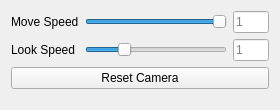
Before: the Qt Designer form include/pli_vis/ui/plugins/interactor_toolbox.ui in VRGroupRWTH/pli_view, drawn with Qt 5.
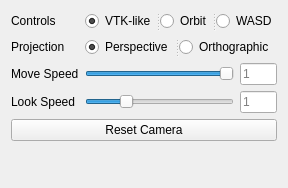
After: the same form once the commit is applied.

Commit message: Added mouse/keyboard control and projection options to interactor plugin.

```diff
--- a/include/pli_vis/ui/plugins/interactor_toolbox.ui
+++ b/include/pli_vis/ui/plugins/interactor_toolbox.ui
@@ -6,34 +6,149 @@
    <rect>
     <x>0</x>
     <y>0</y>
-    <width>280</width>
-    <height>110</height>
+    <width>253</width>
+    <height>188</height>
    </rect>
   </property>
   <property name="windowTitle">
    <string>Interactor Toolbox</string>
   </property>
-  <layout class="QGridLayout" name="grid_layout">
-   <item row="0" column="2">
-    <widget class="QLineEdit" name="line_edit_move_speed">
+  <layout class="QGridLayout" name="gridLayout">
+   <item row="0" column="0">
+    <widget class="QLabel" name="label_controls">
      <property name="sizePolicy">
       <sizepolicy hsizetype="Preferred" vsizetype="Preferred">
-       <horstretch>1</horstretch>
+       <horstretch>0</horstretch>
        <verstretch>0</verstretch>
       </sizepolicy>
      </property>
      <property name="text">
-      <string/>
+      <string>Controls</string>
      </property>
-     <property name="alignment">
-      <set>Qt::AlignLeading|Qt::AlignLeft|Qt::AlignVCenter</set>
+    </widget>
+   </item>
+   <item row="0" column="1" colspan="2">
+    <widget class="QSplitter" name="splitter_2">
+     <property name="orientation">
+      <enum>Qt::Horizontal</enum>
      </property>
-     <property name="placeholderText">
-      <string>1</string>
-     </property>
+     <widget class="QRadioButton" name="radio_button_vtklike">
+      <property name="text">
+       <string>VTK-like</string>
+      </property>
+      <property name="checked">
+       <bool>true</bool>
+      </property>
+     </widget>
+     <widget class="QRadioButton" name="radio_button_orbit">
+      <property name="text">
+       <string>Orbit</string>
+      </property>
+     </widget>
+     <widget class="QRadioButton" name="radio_button_wasd">
+      <property name="text">
+       <string>WASD</string>
+      </property>
+     </widget>
     </widget>
    </item>
    <item row="1" column="0">
+    <widget class="QLabel" name="label_projection">
+     <property name="sizePolicy">
+      <sizepolicy hsizetype="Preferred" vsizetype="Preferred">
+       <horstretch>0</horstretch>
+       <verstretch>0</verstretch>
+      </sizepolicy>
+     </property>
+     <property name="text">
+      <string>Projection</string>
+     </property>
+    </widget>
+   </item>
+   <item row="1" column="1" colspan="2">
+    <widget class="QSplitter" name="splitter">
+     <property name="orientation">
+      <enum>Qt::Horizontal</enum>
+     </property>
+     <widget class="QRadioButton" name="radio_button_perspective">
+      <property name="text">
+       <string>Perspective</string>
+      </property>
+      <property name="checked">
+       <bool>true</bool>
+      </property>
+     </widget>
+     <widget class="QRadioButton" name="radio_button_orthographic">
+      <property name="text">
+       <string>Orthographic</string>
+      </property>
+      <property name="checked">
+       <bool>false</bool>
+      </property>
+     </widget>
+    </widget>
+   </item>
+   <item row="2" column="0">
+    <widget class="QLabel" name="label_move_speed">
+     <property name="sizePolicy">
+      <sizepolicy hsizetype="Preferred" vsizetype="Preferred">
+       <horstretch>0</horstretch>
+       <verstretch>0</verstretch>
+      </sizepolicy>
+     </property>
+     <property name="text">
+      <string>Move Speed</string>
+     </property>
+    </widget>
+   </item>
+   <item row="2" column="1">
+    <widget class="QSlider" name="slider_move_speed">
+     <property name="sizePolicy">
+      <sizepolicy hsizetype="Preferred" vsizetype="Preferred">
+       <horstretch>4</horstretch>
+       <verstretch>0</verstretch>
+      </sizepolicy>
+     </property>
+     <property name="minimumSize">
+      <size>
+       <width>0</width>
+       <height>0</height>
+      </size>
+     </property>
+     <property name="maximum">
+      <number>10000</number>
+     </property>
+     <property name="value">
+      <number>10000</number>
+     </property>
+     <property name="sliderPosition">
+      <number>10000</number>
+     </property>
+     <property name="orientation">
+      <enum>Qt::Horizontal</enum>
+     </property>
+    </widget>
+   </item>
+   <item row="2" column="2">
+    <widget class="QLineEdit" name="line_edit_move_speed">
+     <property name="sizePolicy">
+      <sizepolicy hsizetype="Preferred" vsizetype="Preferred">
+       <horstretch>1</horstretch>
+       <verstretch>0</verstretch>
+      </sizepolicy>
+     </property>
+     <property name="text">
+      <string/>
+     </property>
+     <property name="alignment">
+      <set>Qt::AlignLeading|Qt::AlignLeft|Qt::AlignVCenter</set>
+     </property>
+     <property name="placeholderText">
+      <string>1</string>
+     </property>
+    </widget>
+   </item>
+   <item row="3" column="0">
     <widget class="QLabel" name="label_look_speed">
      <property name="sizePolicy">
       <sizepolicy hsizetype="Preferred" vsizetype="Preferred">
@@ -46,7 +161,7 @@
      </property>
     </widget>
    </item>
-   <item row="1" column="1">
+   <item row="3" column="1">
     <widget class="QSlider" name="slider_look_speed">
      <property name="sizePolicy">
       <sizepolicy hsizetype="Preferred" vsizetype="Preferred">
@@ -71,7 +186,7 @@
      </property>
     </widget>
    </item>
-   <item row="1" column="2">
+   <item row="3" column="2">
     <widget class="QLineEdit" name="line_edit_look_speed">
      <property name="sizePolicy">
       <sizepolicy hsizetype="Preferred" vsizetype="Preferred">
@@ -90,7 +205,7 @@
      </property>
     </widget>
    </item>
-   <item row="2" column="0" colspan="3">
+   <item row="4" column="0" colspan="3">
     <widget class="QPushButton" name="button_reset_camera">
      <property name="enabled">
       <bool>true</bool>
@@ -106,7 +221,7 @@
      </property>
     </widget>
    </item>
-   <item row="3" column="0" colspan="3">
+   <item row="5" column="1">
     <spacer name="spacer">
      <property name="orientation">
       <enum>Qt::Vertical</enum>
@@ -119,47 +234,6 @@
      </property>
     </spacer>
    </item>
-   <item row="0" column="0">
-    <widget class="QLabel" name="label_move_speed">
-     <property name="sizePolicy">
-      <sizepolicy hsizetype="Preferred" vsizetype="Preferred">
-       <horstretch>0</horstretch>
-       <verstretch>0</verstretch>
-      </sizepolicy>
-     </property>
-     <property name="text">
-      <string>Move Speed</string>
-     </property>
-    </widget>
-   </item>
-   <item row="0" column="1">
-    <widget class="QSlider" name="slider_move_speed">
-     <property name="sizePolicy">
-      <sizepolicy hsizetype="Preferred" vsizetype="Preferred">
-       <horstretch>4</horstretch>
-       <verstretch>0</verstretch>
-      </sizepolicy>
-     </property>
-     <property name="minimumSize">
-      <size>
-       <width>0</width>
-       <height>0</height>
-      </size>
-     </property>
-     <property name="maximum">
-      <number>10000</number>
-     </property>
-     <property name="value">
-      <number>10000</number>
-     </property>
-     <property name="sliderPosition">
-      <number>10000</number>
-     </property>
-     <property name="orientation">
-      <enum>Qt::Horizontal</enum>
-     </property>
-    </widget>
-   </item>
   </layout>
  </widget>
  <tabstops>
```
The commit also changes 14 other files.
